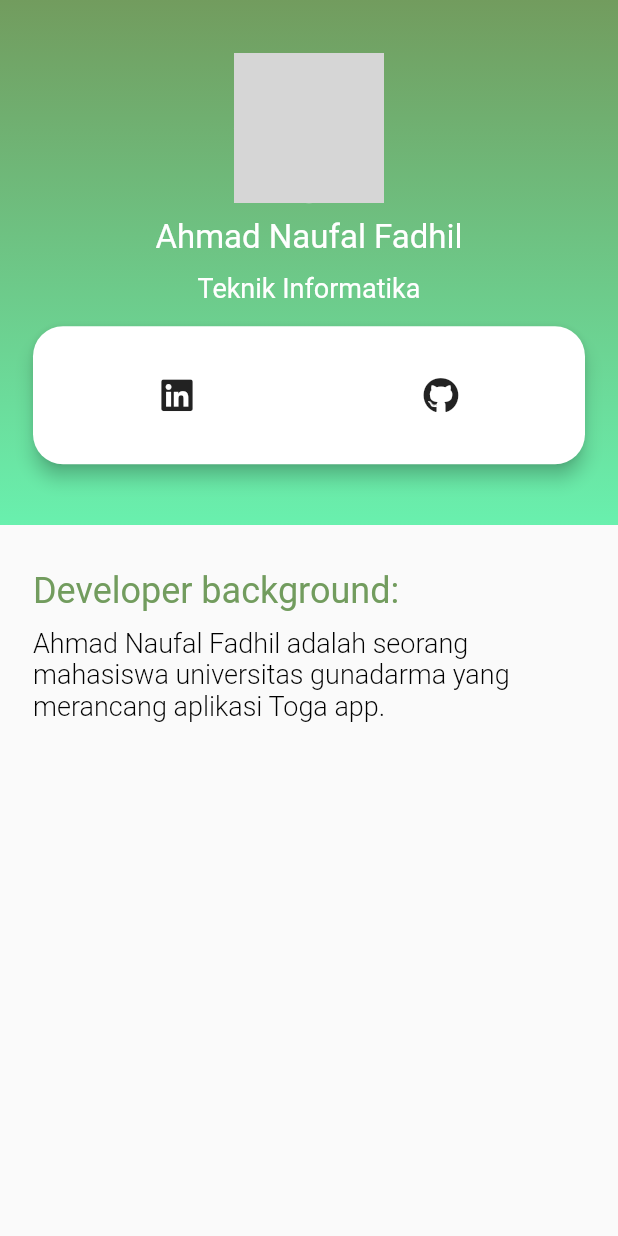
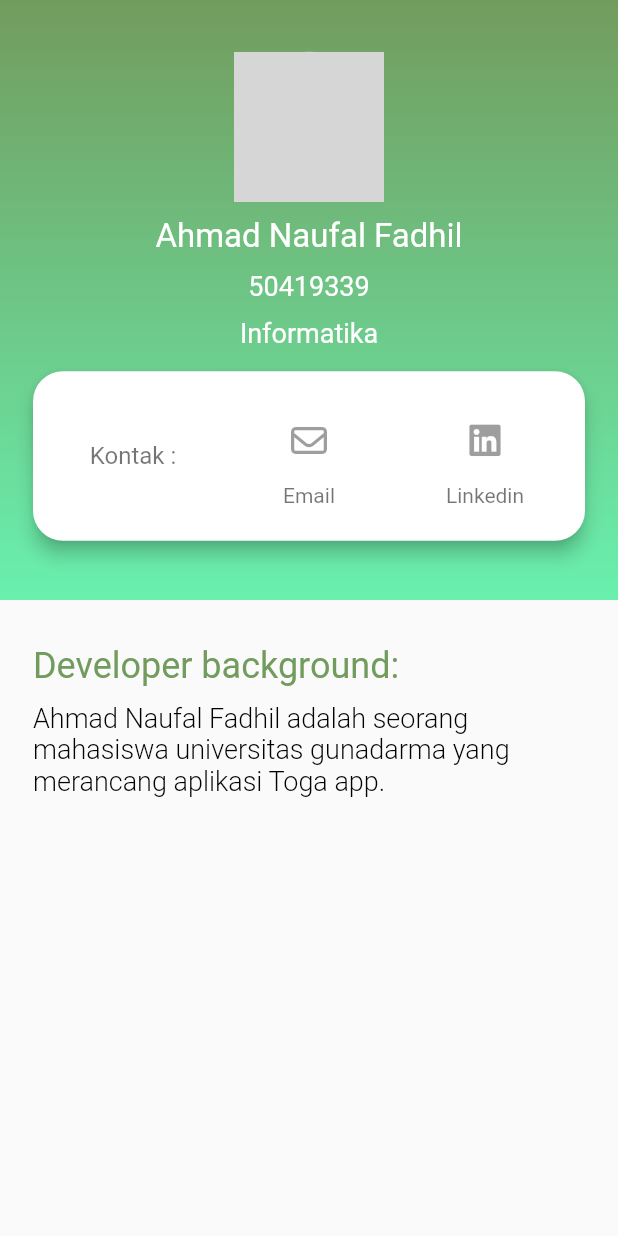
Before and after one commit to naufal360/toga_app, a Flutter app: the ProfilePage screen opened directly, on a phone screen of 412 x 824 dp. Run offline on Flutter 3.47's test engine with Material 2 defaults, Android fonts, the phone set to English and light mode, and no system bars; our stand-ins replace animated_splash_screen, dio, font_awesome_flutter, salomon_bottom_bar; network calls fail; grey boxes are pictures that could not be loaded.

Commit message:
update profile page and fix url error

```diff
--- a/lib/ui/screens/details/medic_detail.dart
+++ b/lib/ui/screens/details/medic_detail.dart
@@ -1,5 +1,4 @@
-// import 'package:submission/model/c_text.dart';
-// import 'package:submission/model/plant.dart';
+// ignore_for_file: deprecated_member_use
 
 import 'package:flutter/material.dart';
 import 'package:toga_app/constant.dart';
--- a/lib/ui/screens/profile.dart
+++ b/lib/ui/screens/profile.dart
@@ -1,4 +1,4 @@
-// ignore_for_file: deprecated_member_use
+// ignore_for_file: deprecated_member_use, avoid_unnecessary_containers
 
 import 'package:flutter/material.dart';
 import 'package:font_awesome_flutter/font_awesome_flutter.dart';
@@ -27,47 +27,57 @@ class _ProfilePageState extends State<ProfilePage> {
                       colors: [Constants.primaryColor, Colors.greenAccent])),
               child: Container(
                 width: double.infinity,
-                height: 350.0,
+                height: 400.0,
                 child: Center(
                   child: Column(
                     crossAxisAlignment: CrossAxisAlignment.center,
                     mainAxisAlignment: MainAxisAlignment.center,
                     children: [
-                      CircleAvatar(
+                      const CircleAvatar(
                         backgroundImage: NetworkImage(
                           "https://storage.googleapis.com/pi-storage-1/storage1/profile.jpg",
                         ),
                         radius: 50.0,
                         backgroundColor: Colors.white70,
                       ),
-                      SizedBox(
+                      const SizedBox(
                         height: 10.0,
                       ),
-                      Text(
+                      const Text(
                         "Ahmad Naufal Fadhil",
                         style: TextStyle(
                           fontSize: 22.0,
                           color: Colors.white,
                         ),
                       ),
-                      SizedBox(
+                      const SizedBox(
                         height: 10.0,
                       ),
-                      Text(
-                        "Teknik Informatika",
+                      const Text(
+                        "50419339",
                         style: TextStyle(
                           fontSize: 18.0,
                           color: Colors.white,
                         ),
                       ),
-                      SizedBox(
+                      const SizedBox(
+                        height: 10.0,
+                      ),
+                      const Text(
+                        "Informatika",
+                        style: TextStyle(
+                          fontSize: 18.0,
+                          color: Colors.white,
+                        ),
+                      ),
+                      const SizedBox(
                         height: 10.0,
                       ),
                       Card(
                         shape: RoundedRectangleBorder(
                           borderRadius: BorderRadius.circular(20),
                         ),
-                        margin: EdgeInsets.symmetric(
+                        margin: const EdgeInsets.symmetric(
                             horizontal: 22.0, vertical: 5.0),
                         clipBehavior: Clip.antiAlias,
                         color: Colors.white,
@@ -76,19 +86,67 @@ class _ProfilePageState extends State<ProfilePage> {
                           padding: const EdgeInsets.symmetric(
                               horizontal: 8.0, vertical: 22.0),
                           child: Row(
-                            children: [
+                            children: <Widget>[
                               Expanded(
-                                child: IconButton(
-                                  icon: FaIcon(FontAwesomeIcons.linkedin),
-                                  onPressed: _linkedinUrl,
+                                child: Text(
+                                  "Kontak :",
+                                  style: TextStyle(
+                                    fontSize: 16.0,
+                                    color: Colors.black54,
+                                  ),
+                                  textAlign: TextAlign.center,
                                 ),
                               ),
                               Expanded(
-                                child: IconButton(
-                                  icon: FaIcon(FontAwesomeIcons.github),
-                                  onPressed: _githubUrl,
+                                child: GestureDetector(
+                                  onTap: _emailUrl,
+                                  child: Column(
+                                    children: <Widget>[
+                                      const IconButton(
+                                        icon: FaIcon(FontAwesomeIcons.envelope),
+                                        onPressed: null,
+                                      ),
+                                      const SizedBox(height: 5.0),
+                                      const Text(
+                                        "Email",
+                                        style: TextStyle(
+                                          fontSize: 14.0,
+                                          color: Colors.black54,
+                                        ),
+                                        textAlign: TextAlign.center,
+                                      ),
+                                    ],
+                                  ),
                                 ),
                               ),
+                              Expanded(
+                                child: GestureDetector(
+                                  onTap: _linkedinUrl,
+                                  child: Column(
+                                    children: <Widget>[
+                                      const IconButton(
+                                        icon: FaIcon(FontAwesomeIcons.linkedin),
+                                        onPressed: null,
+                                      ),
+                                      const SizedBox(height: 5.0),
+                                      const Text(
+                                        "Linkedin",
+                                        style: TextStyle(
+                                          fontSize: 14.0,
+                                          color: Colors.black54,
+                                        ),
+                                        textAlign: TextAlign.center,
+                                      ),
+                                    ],
+                                  ),
+                                ),
+                              ),
+                              // Expanded(
+                              //   child: IconButton(
+                              //     icon: const FaIcon(FontAwesomeIcons.envelope),
+                              //     onPressed: _githubUrl,
+                              //   ),
+                              // ),
                             ],
                           ),
                         ),
@@ -112,10 +170,10 @@ class _ProfilePageState extends State<ProfilePage> {
                         fontStyle: FontStyle.normal,
                         fontSize: 24.0),
                   ),
-                  SizedBox(
+                  const SizedBox(
                     height: 10.0,
                   ),
-                  Text(
+                  const Text(
                     'Ahmad Naufal Fadhil adalah seorang mahasiswa universitas gunadarma yang merancang aplikasi Toga app.',
                     style: TextStyle(
                       fontSize: 18.0,
@@ -127,7 +185,7 @@ class _ProfilePageState extends State<ProfilePage> {
               ),
             ),
           ),
-          SizedBox(
+          const SizedBox(
             height: 20.0,
           ),
         ],
@@ -144,8 +202,8 @@ class _ProfilePageState extends State<ProfilePage> {
     }
   }
 
-  _githubUrl() async {
-    const url = 'https://github.com/naufal360';
+  _emailUrl() async {
+    const url = 'mailto:naufal360.an@gmail.com';
     if (await canLaunch(url)) {
       await launch(url);
     } else {
```
Also changed, not shown: 1 other file.
